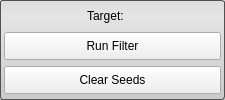
SCIInstitute/Seg3D, file src/Interface/ToolInterface/ConnectedComponentFilterInterface.ui: the form before one commit.
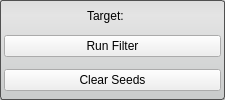
The form after the commit.

The edit to the form file:
```diff
--- a/src/Interface/ToolInterface/ConnectedComponentFilterInterface.ui
+++ b/src/Interface/ToolInterface/ConnectedComponentFilterInterface.ui
@@ -79,6 +79,12 @@
        <height>32</height>
       </size>
      </property>
+     <property name="maximumSize">
+      <size>
+       <width>16777215</width>
+       <height>32</height>
+      </size>
+     </property>
      <layout class="QHBoxLayout" name="horizontalLayout">
       <property name="spacing">
        <number>0</number>
@@ -94,18 +100,6 @@
           <verstretch>0</verstretch>
          </sizepolicy>
         </property>
-        <property name="minimumSize">
-         <size>
-          <width>0</width>
-          <height>28</height>
-         </size>
-        </property>
-        <property name="maximumSize">
-         <size>
-          <width>16777215</width>
-          <height>28</height>
-         </size>
-        </property>
         <property name="text">
          <string>Run Filter</string>
         </property>
@@ -122,6 +116,12 @@
        <height>32</height>
       </size>
      </property>
+     <property name="maximumSize">
+      <size>
+       <width>16777215</width>
+       <height>32</height>
+      </size>
+     </property>
      <layout class="QHBoxLayout" name="horizontalLayout_2">
       <property name="spacing">
        <number>0</number>
@@ -137,18 +137,6 @@
           <verstretch>0</verstretch>
          </sizepolicy>
         </property>
-        <property name="minimumSize">
-         <size>
-          <width>0</width>
-          <height>28</height>
-         </size>
-        </property>
-        <property name="maximumSize">
-         <size>
-          <width>16777215</width>
-          <height>28</height>
-         </size>
-        </property>
         <property name="text">
          <string>Clear Seeds</string>
         </property>
```
